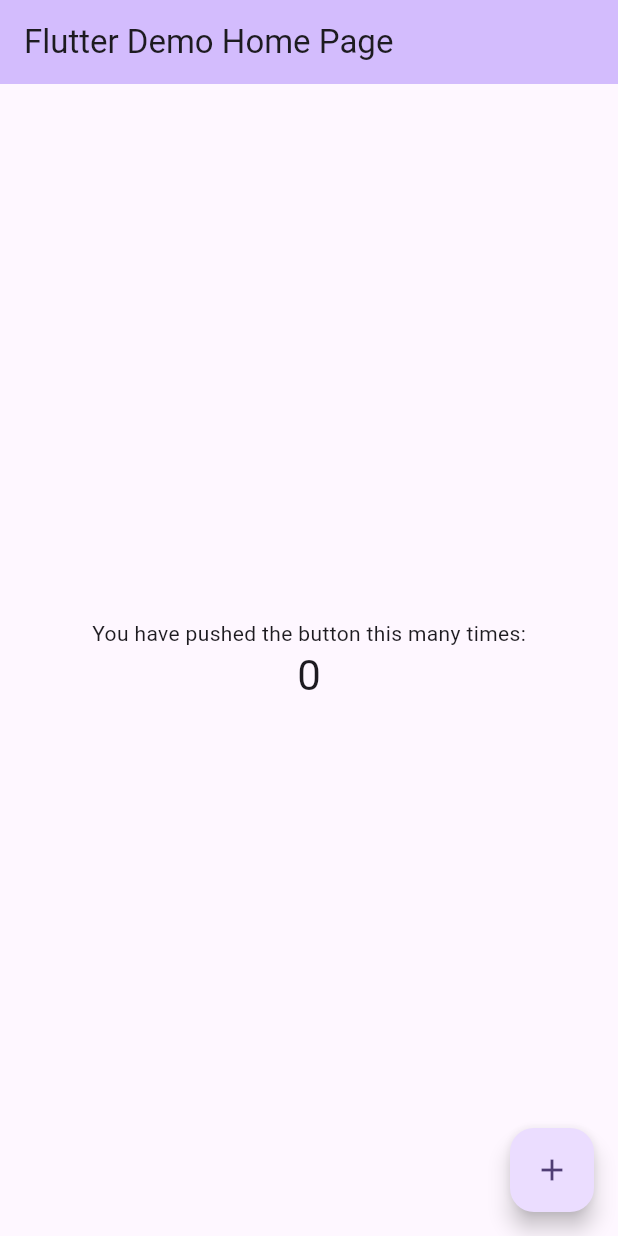
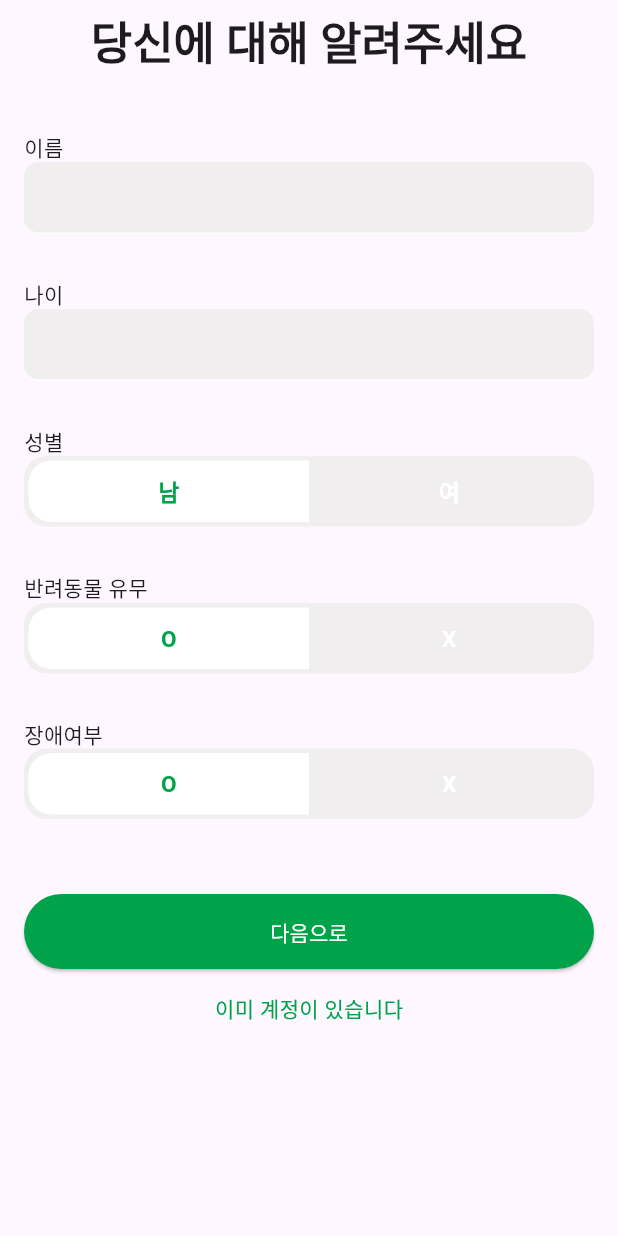
Before and after one commit to GA-NA-DA/ganada-app, a Flutter app: the screen it shows after launch, on a phone screen of 412 x 824 dp. Run offline on Flutter 3.47's test engine with Material 3 defaults, Android fonts, the light colour scheme and no system bars.

Commit message:
feat: info 페이지 구현

```diff
--- /dev/null
+++ b/lib/info/infoButton.dart
@@ -0,0 +1,87 @@
+import 'package:flutter/material.dart';
+
+class InfoButton extends StatefulWidget {
+  final String left, right;
+  final Function(String) onSelectButton;
+
+  InfoButton({required this.onSelectButton, required this.left, required this.right});
+
+  @override
+  _InfoButton createState() => _InfoButton();
+}
+
+class _InfoButton extends State<InfoButton> {
+  String selectedButton = 'O'; // 선택된 버튼을 저장하는 변수
+
+  @override
+  Widget build(BuildContext context) {
+    return
+    Container(
+      padding: EdgeInsets.all(3),
+      decoration: BoxDecoration(
+        color: Color.fromARGB(255, 240, 238, 238),
+        borderRadius: BorderRadius.circular(15)),
+      child: Row(
+      mainAxisAlignment: MainAxisAlignment.center,
+      children: [
+        Expanded(child: GestureDetector(
+          onTap: () {
+            setState(() {
+              selectedButton = 'O'; // O 버튼을 선택하면 'O'로 설정
+              widget.onSelectButton(selectedButton);
+            });
+          },
+          child: Container(
+            padding: EdgeInsets.all(10),
+            decoration: BoxDecoration(
+              color: selectedButton == 'O' ? Colors.white : Color.fromARGB(255, 240, 238, 238), // O 버튼 선택 여부에 따라 색상 변경
+              borderRadius: BorderRadius.only(
+                topLeft: Radius.circular(15), // 좌측 상단 모서리만 둥글게 설정
+                bottomLeft: Radius.circular(15), // 좌측 하단 모서리만 둥글게 설정
+              ),
+            ),
+            child: Container(
+              alignment: Alignment.center,
+              child: Text(
+              widget.left,
+              style: TextStyle(
+                color: selectedButton == 'O' ? Color.fromARGB(255, 0, 163, 73) : Colors.white, // O 버튼 선택 여부에 따라 텍스트 색상 변경
+                fontSize: 15,
+                fontWeight: FontWeight.bold,
+              ),
+            ),)
+          ),
+        ),
+        ),
+        Expanded(child: GestureDetector(
+          onTap: () {
+            setState(() {
+              selectedButton = 'X'; // X 버튼을 선택하면 'X'로 설정
+              widget.onSelectButton(selectedButton);
+            });
+          },
+          child: Container(
+            padding: EdgeInsets.all(10),
+            decoration: BoxDecoration(
+              color: selectedButton == 'X' ? Colors.white : Color.fromARGB(255, 240, 238, 238), // X 버튼 선택 여부에 따라 색상 변경
+              borderRadius: BorderRadius.only(
+                topRight: Radius.circular(15), // 좌측 상단 모서리만 둥글게 설정
+                bottomRight: Radius.circular(15), // 좌측 하단 모서리만 둥글게 설정
+              ),
+            ),
+            child: Container(
+              alignment: Alignment.center,
+              child: Text(
+              widget.right,
+              style: TextStyle(
+                color: selectedButton == 'X' ? Color.fromARGB(255, 0, 163, 73) : Colors.white, // X 버튼 선택 여부에 따라 텍스트 색상 변경
+                fontSize: 15,
+                fontWeight: FontWeight.bold,
+              ),
+            ),)
+          ),
+        ),)
+      ],
+    ));
+  }
+}
--- /dev/null
+++ b/lib/info/infoPage.dart
@@ -0,0 +1,141 @@
+import 'package:flutter/material.dart';
+import 'package:ganada/info/infoButton.dart';
+
+class InfoPage extends StatefulWidget {
+  @override
+  _InfoPageState createState() => _InfoPageState();
+}
+
+class _InfoPageState extends State<InfoPage> {
+  String name = '';
+  int age = 0;
+  bool gender = false;
+  bool hasPet = false;
+  bool hasDisability = false;
+
+  void handleGenderButtonSelect(String selectedButton) {
+    if (selectedButton == 'O') hasDisability = true;
+    else hasDisability = false;
+    print('Selected Button: $selectedButton');
+  }
+
+  void handleDisabilityButtonSelect(String selectedButton) {
+    if (selectedButton == 'O') hasDisability = true;
+    else hasDisability = false;
+    print('Selected Button: $selectedButton');
+  }
+
+  void handlePetButtonSelect(String selectedButton) {
+    if (selectedButton == 'O') hasPet = true;
+    else hasPet = false;
+    print('Selected Button: $selectedButton');
+  }
+
+  @override
+  Widget build(BuildContext context) {
+    return Scaffold(
+      appBar: AppBar(
+        centerTitle: true,
+        title: Text(
+              '당신에 대해 알려주세요',
+              style: TextStyle(
+                fontSize: 30,
+                fontWeight: FontWeight.bold,
+              ),
+            ),
+      ),
+      body: Padding(
+        padding: EdgeInsets.all(16.0),
+        child: Column(
+          crossAxisAlignment: CrossAxisAlignment.start,
+          children: [
+            SizedBox(height: 16),
+            Text('이름'),
+            TextFormField(
+              decoration: InputDecoration(
+                filled: true,
+                fillColor: Color.fromARGB(255, 240, 238, 238),
+                contentPadding: const EdgeInsets.only(left: 14.0, bottom: 8.0, top: 8.0),
+                focusedBorder: OutlineInputBorder(
+                    borderSide: BorderSide(color: Colors.white),
+                    borderRadius: BorderRadius.circular(10),
+                ),
+                enabledBorder: UnderlineInputBorder(
+                  borderSide: BorderSide(color: Colors.white),
+                  borderRadius: BorderRadius.circular(10),
+                ),
+              ),
+              onChanged: (value) {
+                setState(() {
+                  name = value;
+                });
+              },
+            ),
+            SizedBox(height: 30),
+            Text('나이'),
+            TextFormField(
+              decoration: InputDecoration(
+                filled: true,
+                fillColor: Color.fromARGB(255, 240, 238, 238),
+                contentPadding: const EdgeInsets.only(left: 14.0, bottom: 8.0, top: 8.0),
+                focusedBorder: OutlineInputBorder(
+                    borderSide: BorderSide(color: Colors.white),
+                    borderRadius: BorderRadius.circular(10),
+                ),
+                enabledBorder: UnderlineInputBorder(
+                  borderSide: BorderSide(color: Colors.white),
+                  borderRadius: BorderRadius.circular(10),
+                ),
+              ),
+              keyboardType: TextInputType.number,
+              onChanged: (value) {
+                setState(() {
+                  age = int.parse(value);
+                });
+              },
+            ),
+            SizedBox(height: 30),
+            Text('성별'),
+            InfoButton(
+              left: '남',
+              right: '여',
+              onSelectButton: handleGenderButtonSelect,
+            ),
+            SizedBox(height: 30),
+            Text('반려동물 유무'),
+            InfoButton(
+              left: 'O',
+              right: 'X',
+              onSelectButton: handlePetButtonSelect,
+            ),
+            SizedBox(height: 30),
+            Text('장애여부'),
+            InfoButton(
+              left: 'O',
+              right: 'X',
+              onSelectButton: handleDisabilityButtonSelect,
+            ),
+            SizedBox(height: 50),
+            ElevatedButton(
+              style: ElevatedButton.styleFrom(
+                minimumSize: const Size.fromHeight(50),
+                backgroundColor: Color.fromARGB(255, 0, 163, 73),
+                surfaceTintColor: Color.fromARGB(255, 0, 163, 73),
+                foregroundColor: Colors.white,
+              ),
+              onPressed: () {
+                // 다음 페이지로 이동하거나 다음 단계로 진행하는 로직 작성
+              },
+              child: Text('다음으로'),
+            ),
+            SizedBox(height: 16),
+            Container(
+              alignment: Alignment.center,
+              child: Text('이미 계정이 있습니다', style: TextStyle(color: Color.fromARGB(255, 0, 163, 73),),)
+            )
+          ],
+        ),
+      ),
+    );
+  }
+}
--- a/lib/main.dart
+++ b/lib/main.dart
@@ -1,94 +1,7 @@
 import 'package:flutter/material.dart';
+import 'package:ganada/info/infoPage.dart';
+import 'package:ganada/loading/loadingPage.dart';
 
 void main() {
-  runApp(const MyApp());
+  runApp(MaterialApp(home: LoadingPage()));
 }
-
-class MyApp extends StatelessWidget {
-  const MyApp({super.key});
-
-  // This widget is the root of your application.
-  @override
-  Widget build(BuildContext context) {
-    return MaterialApp(
-      title: 'Flutter Demo',
-      theme: ThemeData(
-        colorScheme: ColorScheme.fromSeed(seedColor: Colors.deepPurple),
-        useMaterial3: true,
-      ),
-      home: const MyHomePage(title: 'Flutter Demo Home Page'),
-    );
-  }
-}
-
-class MyHomePage extends StatefulWidget {
-  const MyHomePage({super.key, required this.title});
-  final String title;
-  @override
-  State<MyHomePage> createState() => _MyHomePageState();
-}
-
-class _MyHomePageState extends State<MyHomePage> {
-  int _counter = 0;
-
-  void _incrementCounter() {
-    setState(() {
-      _counter++;
-    });
-  }
-
-  @override
-  Widget build(BuildContext context) {
-    // This method is rerun every time setState is called, for instance as done
-    // by the _incrementCounter method above.
-    //
-    // The Flutter framework has been optimized to make rerunning build methods
-    // fast, so that you can just rebuild anything that needs updating rather
-    // than having to individually change instances of widgets.
-    return Scaffold(
-      appBar: AppBar(
-        // TRY THIS: Try changing the color here to a specific color (to
-        // Colors.amber, perhaps?) and trigger a hot reload to see the AppBar
-        // change color while the other colors stay the same.
-        backgroundColor: Theme.of(context).colorScheme.inversePrimary,
-        // Here we take the value from the MyHomePage object that was created by
-        // the App.build method, and use it to set our appbar title.
-        title: Text(widget.title),
-      ),
-      body: Center(
-        // Center is a layout widget. It takes a single child and positions it
-        // in the middle of the parent.
-        child: Column(
-          // Column is also a layout widget. It takes a list of children and
-          // arranges them vertically. By default, it sizes itself to fit its
-          // children horizontally, and tries to be as tall as its parent.
-          //
-          // Column has various properties to control how it sizes itself and
-          // how it positions its children. Here we use mainAxisAlignment to
-          // center the children vertically; the main axis here is the vertical
-          // axis because Columns are vertical (the cross axis would be
-          // horizontal).
-          //
-          // TRY THIS: Invoke "debug painting" (choose the "Toggle Debug Paint"
-          // action in the IDE, or press "p" in the console), to see the
-          // wireframe for each widget.
-          mainAxisAlignment: MainAxisAlignment.center,
-          children: <Widget>[
-            const Text(
-              'You have pushed the button this many times:',
-            ),
-            Text(
-              '$_counter',
-              style: Theme.of(context).textTheme.headlineMedium,
-            ),
-          ],
-        ),
-      ),
-      floatingActionButton: FloatingActionButton(
-        onPressed: _incrementCounter,
-        tooltip: 'Increment',
-        child: const Icon(Icons.add),
-      ), // This trailing comma makes auto-formatting nicer for build methods.
-    );
-  }
-}
```
